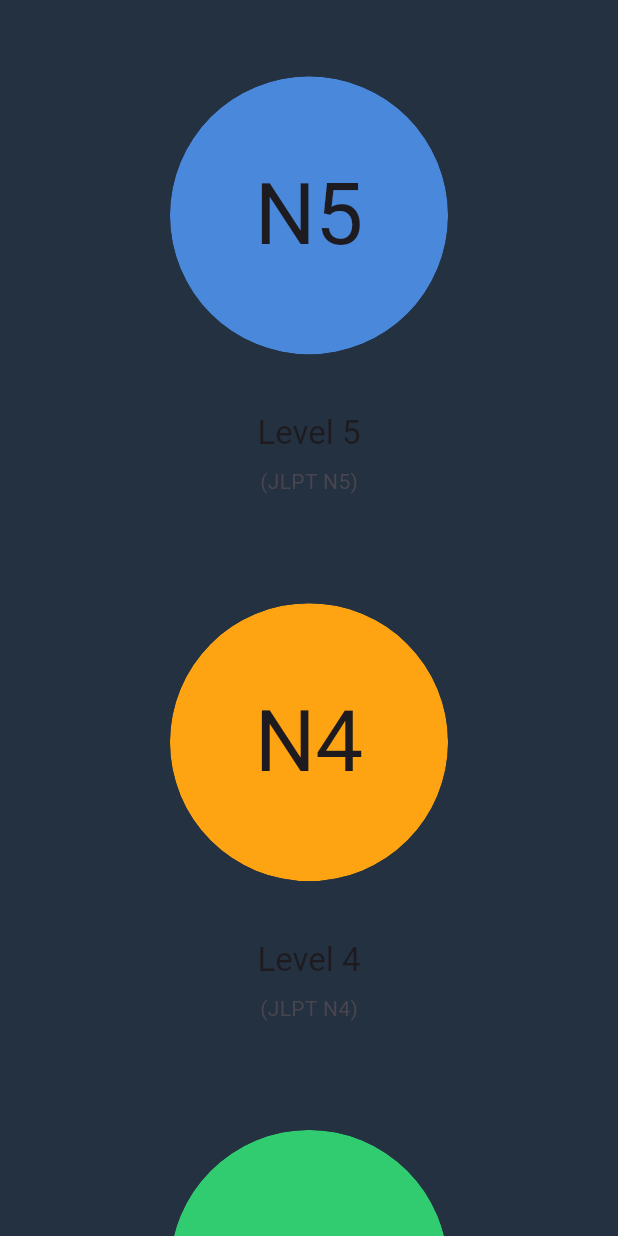
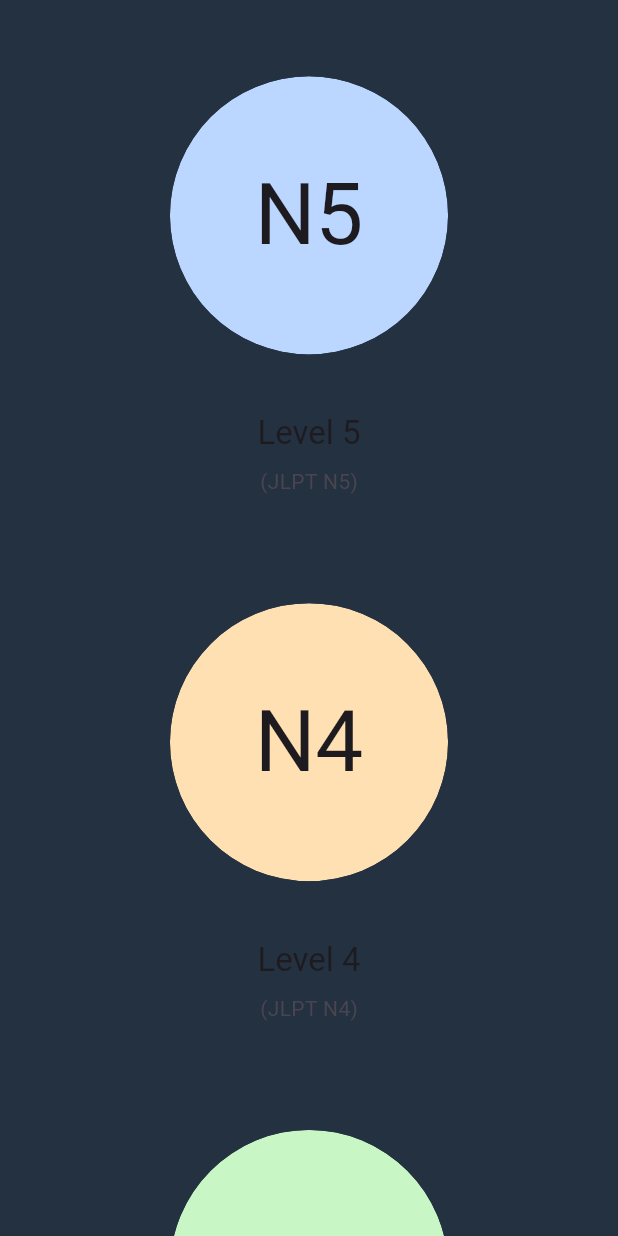
Before and after one commit to SoiGitRepo/kanji_remake, a Flutter app: the LevelPage screen opened directly, on a phone screen of 412 x 824 dp. Run offline on Flutter 3.47's test engine with Material 3 defaults, Android fonts, the phone set to English and light mode, and no system bars; our stand-ins replace cloud_firestore, firebase_auth, firebase_core, flutter_hooks, flutter_riverpod, go_router and 5 more; missing offline and left inert: liquid_glass_renderer; accounts and stored records are empty; generated files the repository leaves out were written again.

Commit message:
页面/组件：接入主题语义（概览页、Level 页面、Glassy 组件）

```diff
--- a/lib/page/kanji_overview_page/page_kanji_overview.dart
+++ b/lib/page/kanji_overview_page/page_kanji_overview.dart
@@ -1,7 +1,5 @@
 import 'package:flutter/material.dart';
-import 'package:flutter/services.dart';
 import 'package:hooks_riverpod/hooks_riverpod.dart';
-import 'package:kanji_remake/colors.dart';
 import 'package:kanji_remake/page/setting_dialog/sync/setting_sync_route.dart';
 import 'package:go_router/go_router.dart';
 
@@ -44,8 +42,7 @@
   Widget build(BuildContext context, WidgetRef ref) {
     return Scaffold(
       appBar: AppBar(
-        elevation: 0,
-        backgroundColor: kScaffoldBgColor,
+        // 遵循全局主题（Material 3）设置的 AppBarTheme 与状态栏样式
         leading: IconButton(
           onPressed: () {
             popThisPageOut(context);
@@ -60,7 +57,6 @@
             icon: const Icon(Icons.settings_rounded),
           ),
         ],
-        systemOverlayStyle: SystemUiOverlayStyle.light,
       ),
     );
   }
--- a/lib/page/level_page/page_level.dart
+++ b/lib/page/level_page/page_level.dart
@@ -2,6 +2,7 @@
 import 'package:go_router/go_router.dart';
 import 'package:hooks_riverpod/hooks_riverpod.dart';
 import 'package:kanji_remake/model/level.dart';
+import 'package:kanji_remake/colors.dart';
 import 'package:kanji_remake/providers/lesson_providers.dart';
 import 'package:kanji_remake/providers/app_providers.dart';
 import 'package:kanji_remake/page/level_page/level_entry.dart';
@@ -13,7 +14,13 @@
 
   @override
   Widget build(BuildContext context, WidgetRef ref) {
-    final List<Level> list = Level.fetchAll();
+    // 根据当前主题选择首页 Level 的底色（Light 使用粉彩，Dark 使用原深色）
+    final isDark = Theme.of(context).brightness == Brightness.dark;
+    final colors = isDark ? kLevelColorsDark : kLevelColorsLight;
+    final List<Level> list = List.generate(
+      Level.levels.length,
+      (i) => Level(Level.levels[i], colors[i], i + 1),
+    );
     final size = MediaQuery.of(context).size;
     final horiOrVerti = size.width > size.height;
     return Scaffold(
--- a/lib/widgets/glassy/glassy.dart
+++ b/lib/widgets/glassy/glassy.dart
@@ -71,6 +71,7 @@
   }
 
   Widget glassyOval({
+    bool glassContainsChild = true,
     LiquidGlassSettings? settings,
     EdgeInsetsGeometry? padding,
   }) {
@@ -82,7 +83,7 @@
         : this;
     return LiquidGlass(
       shape: LiquidOval(),
-      glassContainsChild: true,
+      glassContainsChild: glassContainsChild,
       settings: settings ?? const LiquidGlassSettings(),
       child: ClipOval(
         child: content,
```
